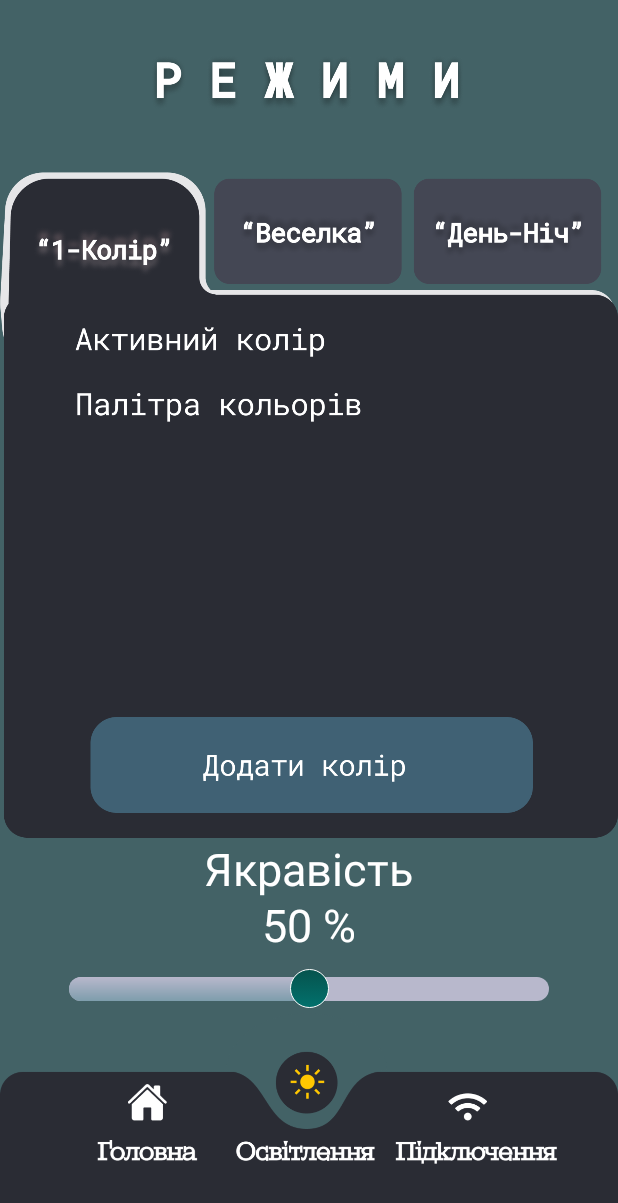
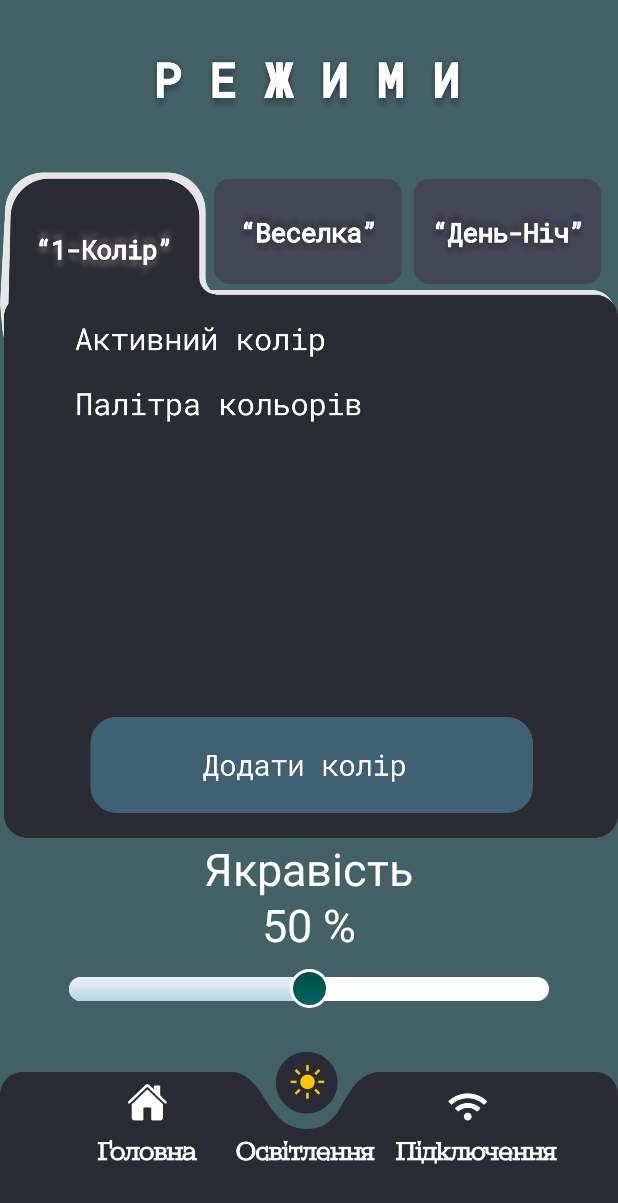
Before and after one commit to TraineeBeba/LampControl-Android-App, an Android app: the fragment LightFrame placed in its activity, on a phone screen of 412 x 824 dp. Shown: the top 1203 px of the screen. Run offline under Robolectric (Android 15) with nearby library versions, the phone set to English and light mode, and no system bars; libraries missing offline, so code that uses them is left out: com.welie.blessed.

Commit message:
patch0/1/0

```diff
--- a/app/src/main/res/drawable/seekbar_progress.xml
+++ b/app/src/main/res/drawable/seekbar_progress.xml
@@ -7,7 +7,7 @@
         android:bottom="7dp"
         android:top="7dp">
         <shape android:shape="rectangle">
-            <solid android:color="#B8B8CC"/>
+            <solid android:color="#FFFFFF"/>
             <corners android:radius="8dp"/>
         </shape>
     </item>
@@ -24,8 +24,8 @@
             <shape android:shape="rectangle">
                 <gradient
                     android:angle="270"
-                    android:startColor="#B8B8CC"
-                    android:endColor="#7E9DAC"
+                    android:startColor="#EFEFF8"
+                    android:endColor="#B7D6E4"
                     android:type="linear"/>
                 <corners android:radius="8dp"/>
             </shape>
--- a/app/src/main/res/drawable/seekbar_thump.xml
+++ b/app/src/main/res/drawable/seekbar_thump.xml
@@ -4,9 +4,9 @@
         <shape android:shape="oval">
             <gradient
                 android:angle="270"
-                android:endColor="#02716D"
-                android:startColor="#06534D" />
-            <stroke android:color="#FFFFFF" android:width="0.5dp"/>
+                android:endColor="#05635F"
+                android:startColor="#005049" />
+            <stroke android:color="#FFFFFF" android:width="2dp"/>
 
             <size
                 android:height="26dp"
--- a/app/src/main/res/layout/modes_screen.xml
+++ b/app/src/main/res/layout/modes_screen.xml
@@ -114,8 +114,8 @@
                     android:layout_width="wrap_content"
                     android:layout_height="wrap_content"
                     android:layout_above="@+id/seekBar"
+                    android:layout_centerHorizontal="true"
                     android:layout_marginBottom="45dp"
-                    android:layout_centerHorizontal="true"
                     android:text="Якравість"
                     android:textColor="#FFFFFF"
                     android:textSize="30dp" />
```
